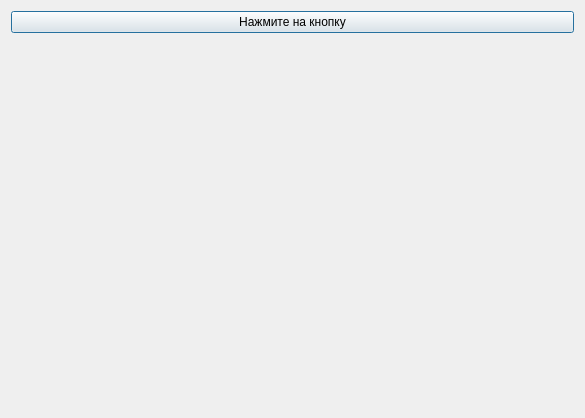
The window that gui.ui (TimofeyVeprev/difference_graphs) describes before a commit, drawn with Qt 5.
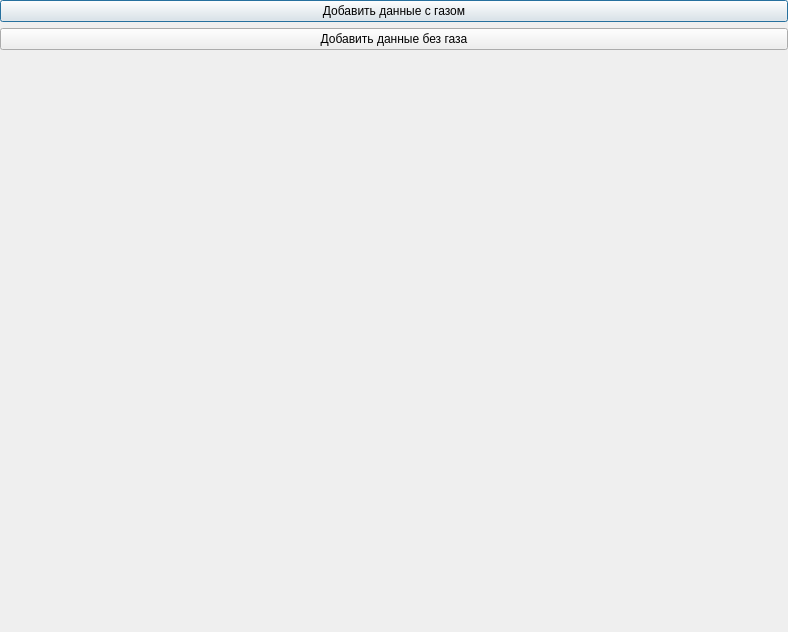
The same window after the commit.

The edit to the form file:
```diff
--- a/gui.ui
+++ b/gui.ui
@@ -6,36 +6,82 @@
    <rect>
     <x>0</x>
     <y>0</y>
-    <width>585</width>
-    <height>418</height>
+    <width>788</width>
+    <height>632</height>
    </rect>
   </property>
   <property name="windowTitle">
    <string>Dialog</string>
   </property>
   <layout class="QVBoxLayout" name="verticalLayout">
+   <property name="spacing">
+    <number>6</number>
+   </property>
+   <property name="leftMargin">
+    <number>0</number>
+   </property>
+   <property name="topMargin">
+    <number>0</number>
+   </property>
+   <property name="rightMargin">
+    <number>0</number>
+   </property>
+   <property name="bottomMargin">
+    <number>0</number>
+   </property>
    <item>
     <widget class="QPushButton" name="pushButton">
      <property name="text">
-      <string>Нажмите на кнопку</string>
+      <string>Добавить данные с газом</string>
+     </property>
+    </widget>
+   </item>
+   <item>
+    <widget class="QPushButton" name="button_without_gas">
+     <property name="text">
+      <string>Добавить данные без газа</string>
      </property>
     </widget>
    </item>
    <item>
     <widget class="QWidget" name="widget_plot_1" native="true">
      <layout class="QVBoxLayout" name="layout_plot_1">
+      <property name="spacing">
+       <number>0</number>
+      </property>
+      <property name="leftMargin">
+       <number>0</number>
+      </property>
+      <property name="topMargin">
+       <number>0</number>
+      </property>
+      <property name="rightMargin">
+       <number>0</number>
+      </property>
       <property name="bottomMargin">
-       <number>11</number>
+       <number>0</number>
       </property>
      </layout>
     </widget>
    </item>
    <item>
     <widget class="QWidget" name="widget_plot_2" native="true">
-     <layout class="QVBoxLayout" name="verticalLayout_3">
-      <item>
-       <layout class="QVBoxLayout" name="layout_plot_2"/>
-      </item>
+     <layout class="QVBoxLayout" name="layout_plot_2">
+      <property name="spacing">
+       <number>0</number>
+      </property>
+      <property name="leftMargin">
+       <number>0</number>
+      </property>
+      <property name="topMargin">
+       <number>0</number>
+      </property>
+      <property name="rightMargin">
+       <number>0</number>
+      </property>
+      <property name="bottomMargin">
+       <number>0</number>
+      </property>
      </layout>
     </widget>
    </item>
```
Left out of the diff: 2 changed lines with no effect on the pictures.
